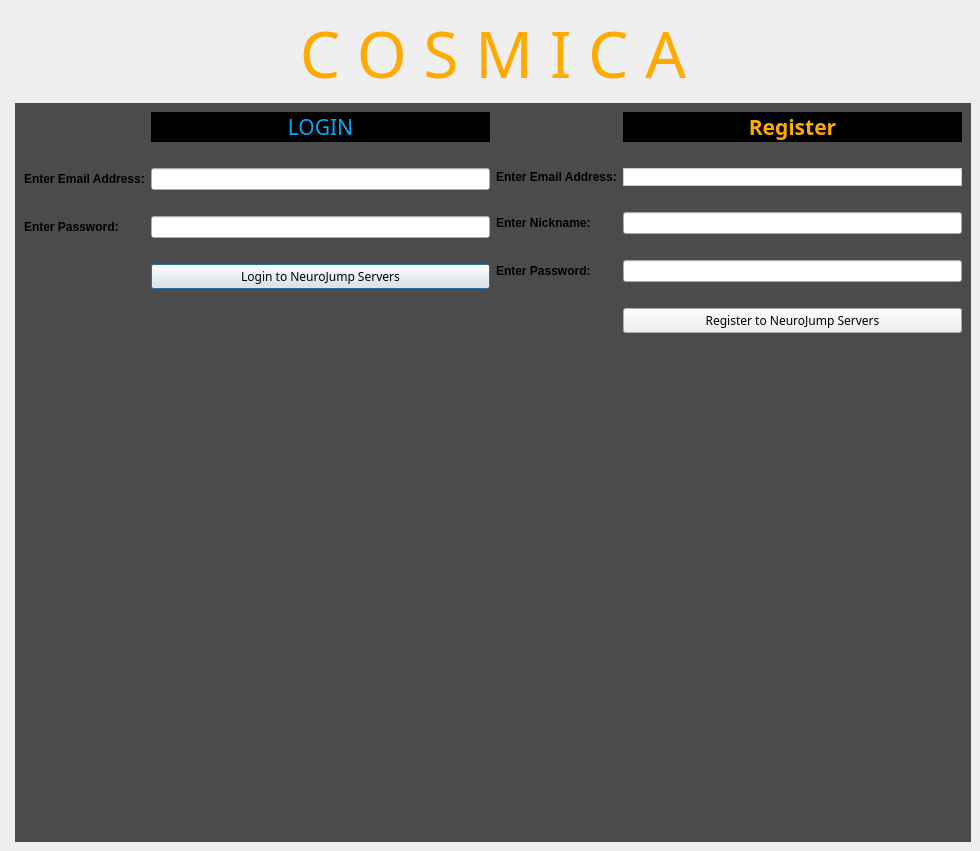
Before: the Qt Designer form anw/Client/design.ui in colshag/cosmica, drawn with Qt 5.
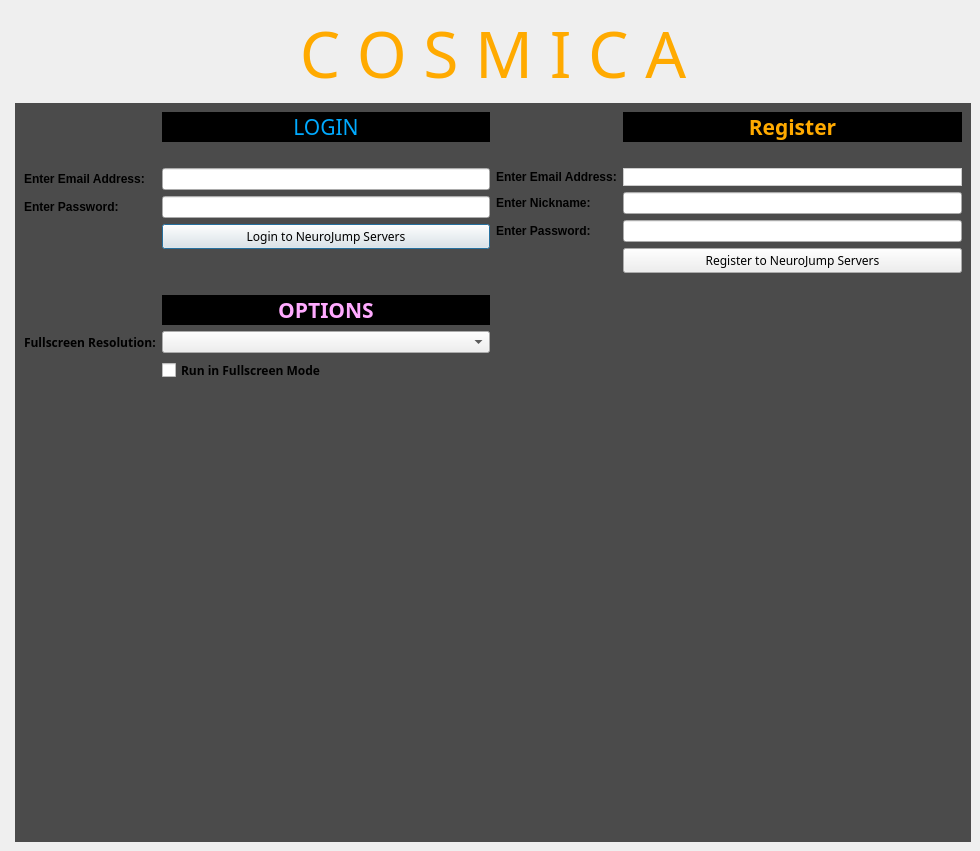
After: the same form once the commit is applied. Icons and pictures are not drawn.

Commit message: added resolution, fullscreen, and tutorial modes to launcher

The edit to the form file:
```diff
--- a/anw/Client/design.ui
+++ b/anw/Client/design.ui
@@ -103,6 +103,13 @@
             </property>
            </widget>
           </item>
+          <item row="1" column="1">
+           <widget class="QLabel" name="label_15">
+            <property name="text">
+             <string/>
+            </property>
+           </widget>
+          </item>
           <item row="2" column="0">
            <widget class="QLabel" name="label">
             <property name="font">
@@ -125,14 +132,7 @@
             </property>
            </widget>
           </item>
-          <item row="3" column="1">
-           <widget class="QLabel" name="label_19">
-            <property name="text">
-             <string/>
-            </property>
-           </widget>
-          </item>
-          <item row="4" column="0">
+          <item row="3" column="0">
            <widget class="QLabel" name="label_2">
             <property name="font">
              <font>
@@ -147,7 +147,7 @@
             </property>
            </widget>
           </item>
-          <item row="4" column="1">
+          <item row="3" column="1">
            <widget class="QLineEdit" name="txtPassword">
             <property name="autoFillBackground">
              <bool>false</bool>
@@ -157,14 +157,7 @@
             </property>
            </widget>
           </item>
-          <item row="5" column="1">
-           <widget class="QLabel" name="label_18">
-            <property name="text">
-             <string/>
-            </property>
-           </widget>
-          </item>
-          <item row="6" column="1">
+          <item row="4" column="1">
            <widget class="QPushButton" name="btnLogin">
             <property name="font">
              <font>
@@ -182,13 +175,69 @@
             </property>
            </widget>
           </item>
-          <item row="1" column="1">
-           <widget class="QLabel" name="label_15">
+          <item row="5" column="1">
+           <widget class="QLabel" name="label_30">
             <property name="text">
              <string/>
             </property>
            </widget>
           </item>
+          <item row="6" column="1">
+           <widget class="QLabel" name="label_17">
+            <property name="text">
+             <string/>
+            </property>
+           </widget>
+          </item>
+          <item row="7" column="1">
+           <widget class="QLabel" name="label_31">
+            <property name="font">
+             <font>
+              <family>Terminator Two</family>
+              <pointsize>16</pointsize>
+             </font>
+            </property>
+            <property name="styleSheet">
+             <string notr="true">background-color: rgb(0, 0, 0);</string>
+            </property>
+            <property name="text">
+             <string>&lt;html&gt;&lt;head/&gt;&lt;body&gt;&lt;p align=&quot;center&quot;&gt;&lt;span style=&quot; font-weight:600; color:#ffaaff;&quot;&gt;OPTIONS&lt;/span&gt;&lt;/p&gt;&lt;/body&gt;&lt;/html&gt;</string>
+            </property>
+           </widget>
+          </item>
+          <item row="8" column="0">
+           <widget class="QLabel" name="label_32">
+            <property name="font">
+             <font>
+              <family>Yu Gothic</family>
+              <pointsize>9</pointsize>
+              <weight>75</weight>
+              <bold>true</bold>
+             </font>
+            </property>
+            <property name="text">
+             <string>Fullscreen Resolution:</string>
+            </property>
+           </widget>
+          </item>
+          <item row="8" column="1">
+           <widget class="QComboBox" name="cboResolution"/>
+          </item>
+          <item row="9" column="1">
+           <widget class="QCheckBox" name="chkFullScreenMode">
+            <property name="font">
+             <font>
+              <family>Yu Gothic</family>
+              <pointsize>9</pointsize>
+              <weight>75</weight>
+              <bold>true</bold>
+             </font>
+            </property>
+            <property name="text">
+             <string>Run in Fullscreen Mode</string>
+            </property>
+           </widget>
+          </item>
          </layout>
         </item>
         <item>
@@ -243,14 +292,7 @@
             </property>
            </widget>
           </item>
-          <item row="3" column="1">
-           <widget class="QLabel" name="label_24">
-            <property name="text">
-             <string/>
-            </property>
-           </widget>
-          </item>
-          <item row="4" column="0">
+          <item row="3" column="0">
            <widget class="QLabel" name="label_8">
             <property name="font">
              <font>
@@ -265,21 +307,14 @@
             </property>
            </widget>
           </item>
-          <item row="4" column="1">
+          <item row="3" column="1">
            <widget class="QLineEdit" name="txtNickname">
             <property name="autoFillBackground">
              <bool>false</bool>
             </property>
            </widget>
           </item>
-          <item row="5" column="1">
-           <widget class="QLabel" name="label_25">
-            <property name="text">
-             <string/>
-            </property>
-           </widget>
-          </item>
-          <item row="6" column="0">
+          <item row="4" column="0">
            <widget class="QLabel" name="label_9">
             <property name="font">
              <font>
@@ -294,7 +329,7 @@
             </property>
            </widget>
           </item>
-          <item row="6" column="1">
+          <item row="4" column="1">
            <widget class="QLineEdit" name="txtNewPassword">
             <property name="autoFillBackground">
              <bool>false</bool>
@@ -304,14 +339,7 @@
             </property>
            </widget>
           </item>
-          <item row="7" column="1">
-           <widget class="QLabel" name="label_17">
-            <property name="text">
-             <string/>
-            </property>
-           </widget>
-          </item>
-          <item row="8" column="1">
+          <item row="5" column="1">
            <widget class="QPushButton" name="btnRegister">
             <property name="font">
              <font>
@@ -494,6 +522,21 @@
           <item>
            <widget class="QListView" name="lstChooseMapNewSingle"/>
           </item>
+          <item>
+           <widget class="QCheckBox" name="chkTutorialMode">
+            <property name="font">
+             <font>
+              <family>Yu Gothic</family>
+              <pointsize>9</pointsize>
+              <weight>75</weight>
+              <bold>true</bold>
+             </font>
+            </property>
+            <property name="text">
+             <string>tutorial Mode Enabled?</string>
+            </property>
+           </widget>
+          </item>
           <item>
            <widget class="QPushButton" name="btnNewSingle">
             <property name="font">
@@ -655,6 +698,9 @@
               <pointsize>12</pointsize>
              </font>
             </property>
+            <property name="autoFillBackground">
+             <bool>true</bool>
+            </property>
             <property name="styleSheet">
              <string notr="true">background-color: rgb(0, 0, 0);</string>
             </property>
@@ -671,11 +717,14 @@
               <pointsize>10</pointsize>
              </font>
             </property>
+            <property name="autoFillBackground">
+             <bool>false</bool>
+            </property>
             <property name="styleSheet">
-             <string notr="true">background-color: rgb(48, 48, 48);</string>
+             <string notr="true">background-color: rgb(0, 0, 0);</string>
             </property>
             <property name="text">
-             <string>&lt;html&gt;&lt;head/&gt;&lt;body&gt;&lt;p&gt;&lt;span style=&quot; color:#55ff7f;&quot;&gt;Version:&lt;/span&gt;&lt;/p&gt;&lt;/body&gt;&lt;/html&gt;</string>
+             <string>&lt;html&gt;&lt;head/&gt;&lt;body&gt;&lt;p&gt;&lt;span style=&quot; color:#000000;&quot;&gt;Version:&lt;/span&gt;&lt;/p&gt;&lt;/body&gt;&lt;/html&gt;</string>
             </property>
            </widget>
           </item>
@@ -687,11 +736,14 @@
               <pointsize>10</pointsize>
              </font>
             </property>
+            <property name="autoFillBackground">
+             <bool>false</bool>
+            </property>
             <property name="styleSheet">
-             <string notr="true">background-color: rgb(48, 48, 48);</string>
+             <string notr="true">background-color: rgb(0, 0, 0);</string>
             </property>
             <property name="text">
-             <string>&lt;html&gt;&lt;head/&gt;&lt;body&gt;&lt;p&gt;&lt;span style=&quot; color:#ffaaff;&quot;&gt;map name&lt;/span&gt;&lt;/p&gt;&lt;/body&gt;&lt;/html&gt;</string>
+             <string>&lt;html&gt;&lt;head/&gt;&lt;body&gt;&lt;p&gt;&lt;span style=&quot; color:#000000;&quot;&gt;map name&lt;/span&gt;&lt;/p&gt;&lt;/body&gt;&lt;/html&gt;</string>
             </property>
            </widget>
           </item>
@@ -703,11 +755,14 @@
               <pointsize>8</pointsize>
              </font>
             </property>
+            <property name="autoFillBackground">
+             <bool>false</bool>
+            </property>
             <property name="styleSheet">
-             <string notr="true">background-color: rgb(48, 48, 48);</string>
+             <string notr="true">background-color: rgb(0, 0, 0);</string>
             </property>
             <property name="text">
-             <string>&lt;html&gt;&lt;head/&gt;&lt;body&gt;&lt;p&gt;&lt;span style=&quot; color:#ffff00;&quot;&gt;connection info&lt;/span&gt;&lt;/p&gt;&lt;/body&gt;&lt;/html&gt;</string>
+             <string>&lt;html&gt;&lt;head/&gt;&lt;body&gt;&lt;p&gt;&lt;span style=&quot; color:#000000;&quot;&gt;connection info&lt;/span&gt;&lt;/p&gt;&lt;/body&gt;&lt;/html&gt;</string>
             </property>
            </widget>
           </item>
@@ -719,11 +774,14 @@
               <pointsize>10</pointsize>
              </font>
             </property>
+            <property name="autoFillBackground">
+             <bool>false</bool>
+            </property>
             <property name="styleSheet">
-             <string notr="true">background-color: rgb(48, 48, 48);</string>
+             <string notr="true">background-color: rgb(0, 0, 0);</string>
             </property>
             <property name="text">
-             <string>&lt;html&gt;&lt;head/&gt;&lt;body&gt;&lt;p&gt;&lt;span style=&quot; color:#00ffff;&quot;&gt;Round Number:&lt;/span&gt;&lt;/p&gt;&lt;/body&gt;&lt;/html&gt;</string>
+             <string>&lt;html&gt;&lt;head/&gt;&lt;body&gt;&lt;p&gt;&lt;span style=&quot; color:#000000;&quot;&gt;Round Number:&lt;/span&gt;&lt;/p&gt;&lt;/body&gt;&lt;/html&gt;</string>
             </property>
            </widget>
           </item>
@@ -735,11 +793,14 @@
               <pointsize>10</pointsize>
              </font>
             </property>
+            <property name="autoFillBackground">
+             <bool>false</bool>
+            </property>
             <property name="styleSheet">
-             <string notr="true">background-color: rgb(48, 48, 48);</string>
+             <string notr="true">background-color: rgb(0, 0, 0);</string>
             </property>
             <property name="text">
-             <string>&lt;html&gt;&lt;head/&gt;&lt;body&gt;&lt;p&gt;&lt;span style=&quot; color:#ffffff;&quot;&gt;You are Playing Empire:&lt;/span&gt;&lt;/p&gt;&lt;/body&gt;&lt;/html&gt;</string>
+             <string>&lt;html&gt;&lt;head/&gt;&lt;body&gt;&lt;p&gt;&lt;span style=&quot; color:#000000;&quot;&gt;You are Playing Empire:&lt;/span&gt;&lt;/p&gt;&lt;/body&gt;&lt;/html&gt;</string>
             </property>
            </widget>
           </item>
@@ -751,11 +812,14 @@
               <pointsize>10</pointsize>
              </font>
             </property>
+            <property name="autoFillBackground">
+             <bool>false</bool>
+            </property>
             <property name="styleSheet">
-             <string notr="true">background-color: rgb(48, 48, 48);</string>
+             <string notr="true">background-color: rgb(0, 0, 0);</string>
             </property>
             <property name="text">
-             <string>&lt;html&gt;&lt;head/&gt;&lt;body&gt;&lt;p&gt;&lt;span style=&quot; color:#ffffff;&quot;&gt;Your Turn Status:&lt;/span&gt;&lt;/p&gt;&lt;/body&gt;&lt;/html&gt;</string>
+             <string>&lt;html&gt;&lt;head/&gt;&lt;body&gt;&lt;p&gt;&lt;span style=&quot; color:#000000;&quot;&gt;Your Turn Status:&lt;/span&gt;&lt;/p&gt;&lt;/body&gt;&lt;/html&gt;</string>
             </property>
            </widget>
           </item>
@@ -1002,6 +1066,9 @@
               <pointsize>12</pointsize>
              </font>
             </property>
+            <property name="autoFillBackground">
+             <bool>true</bool>
+            </property>
             <property name="styleSheet">
              <string notr="true">background-color: rgb(0, 0, 0);</string>
             </property>
@@ -1018,8 +1085,14 @@
               <pointsize>10</pointsize>
              </font>
             </property>
+            <property name="autoFillBackground">
+             <bool>false</bool>
+            </property>
+            <property name="styleSheet">
+             <string notr="true">background-color: rgb(0,0,0);</string>
+            </property>
             <property name="text">
-             <string>Version</string>
+             <string>&lt;html&gt;&lt;head/&gt;&lt;body&gt;&lt;p&gt;&lt;span style=&quot; color:#000000;&quot;&gt;Version&lt;/span&gt;&lt;/p&gt;&lt;/body&gt;&lt;/html&gt;</string>
             </property>
            </widget>
           </item>
@@ -1031,8 +1104,14 @@
               <pointsize>10</pointsize>
              </font>
             </property>
+            <property name="autoFillBackground">
+             <bool>false</bool>
+            </property>
+            <property name="styleSheet">
+             <string notr="true">background-color: rgb(0, 0, 0);</string>
+            </property>
             <property name="text">
-             <string>Map Name</string>
+             <string>&lt;html&gt;&lt;head/&gt;&lt;body&gt;&lt;p&gt;&lt;span style=&quot; color:#000000;&quot;&gt;Map Name&lt;/span&gt;&lt;/p&gt;&lt;/body&gt;&lt;/html&gt;</string>
             </property>
            </widget>
           </item>
@@ -1044,6 +1123,12 @@
               <pointsize>10</pointsize>
              </font>
             </property>
+            <property name="autoFillBackground">
+             <bool>false</bool>
+            </property>
+            <property name="styleSheet">
+             <string notr="true">background-color: rgb(0, 0, 0);</string>
+            </property>
             <property name="text">
              <string>Round:</string>
             </property>
```
The commit also changes 7 other files.
